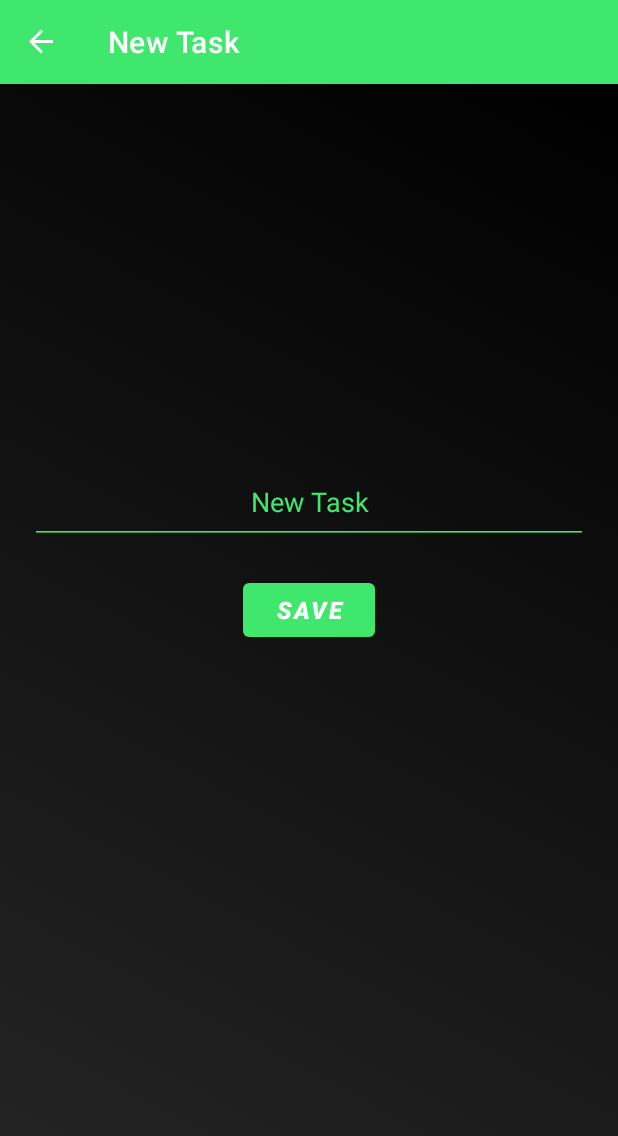
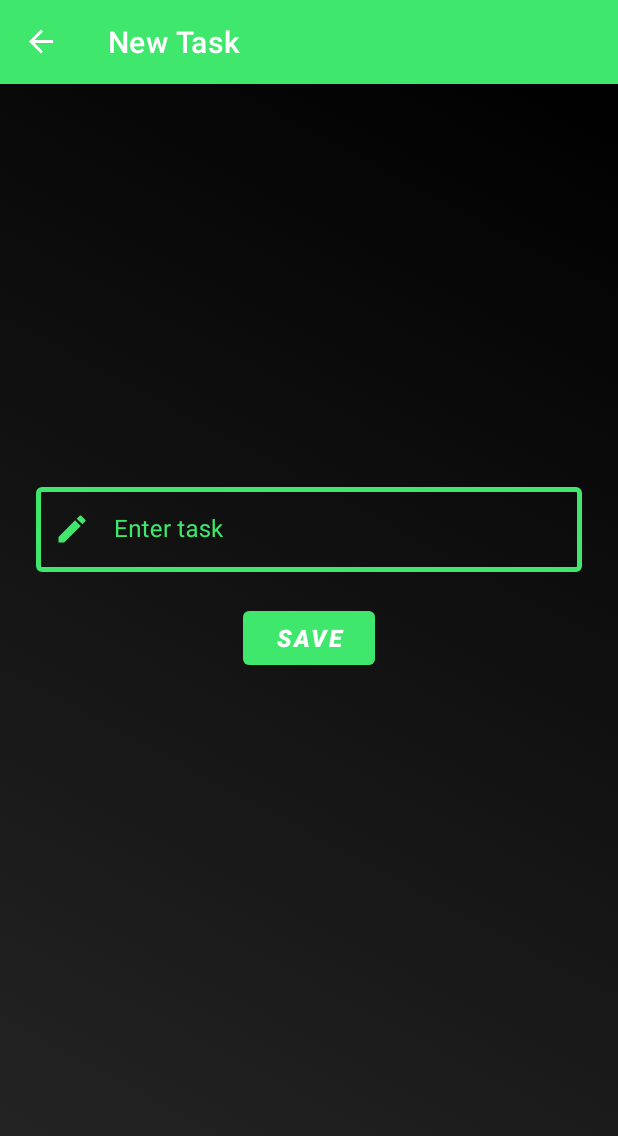
Before and after one commit to DEJA-1/Randoo, an Android app: the AddFragment screen opened through its navigation route, on a phone screen of 412 x 824 dp. Shown: the top 1136 px of the screen. Run offline under Robolectric (Android 15) with nearby library versions, the light colour scheme and no system bars; our stand-ins replace Room's generated code, navigation-ui.

Commit message:
Add new new-task layout

```diff
--- /dev/null
+++ b/app/src/main/res/color/text_input_layout_stroke_color.xml
@@ -0,0 +1,7 @@
+<?xml version="1.0" encoding="utf-8"?>
+<selector xmlns:android="http://schemas.android.com/apk/res/android">
+    <item android:color="?attr/colorPrimary" android:state_focused="true"/>
+    <item android:alpha="0.87" android:color="@color/green" android:state_hovered="true"/>
+    <item android:alpha="0.12" android:color="@color/green" android:state_enabled="false"/>
+    <item android:alpha="1" android:color="@color/green"/>
+</selector>
--- /dev/null
+++ b/app/src/main/res/drawable/ic_baseline_create_24.xml
@@ -0,0 +1,5 @@
+<vector android:height="24dp" android:tint="#3FE76C"
+    android:viewportHeight="24" android:viewportWidth="24"
+    android:width="24dp" xmlns:android="http://schemas.android.com/apk/res/android">
+    <path android:fillColor="@android:color/white" android:pathData="M3,17.25V21h3.75L17.81,9.94l-3.75,-3.75L3,17.25zM20.71,7.04c0.39,-0.39 0.39,-1.02 0,-1.41l-2.34,-2.34c-0.39,-0.39 -1.02,-0.39 -1.41,0l-1.83,1.83 3.75,3.75 1.83,-1.83z"/>
+</vector>
--- a/app/src/main/res/layout/fragment_add.xml
+++ b/app/src/main/res/layout/fragment_add.xml
@@ -5,27 +5,37 @@
     android:layout_height="match_parent"
     xmlns:tools="http://schemas.android.com/tools"
     android:background="@drawable/gradient_background"
+    android:padding="24dp"
     tools:context="fragments.AddFragment">
 
-    <EditText
-        android:id="@+id/new_task_text"
-        android:layout_marginTop="250dp"
-        android:padding="16dp"
+    <com.google.android.material.textfield.TextInputLayout
+        android:id="@+id/text_input_layout"
         android:layout_width="match_parent"
-        android:layout_marginStart="20dp"
-        android:layout_marginEnd="20dp"
         android:layout_height="wrap_content"
-        android:backgroundTint="@color/green"
-        android:textAppearance="@style/TextAppearance.AppCompat.Medium"
-        android:hint="@string/new_task_string"
-        android:textColor="@color/green"
+        android:layout_marginBottom="180dp"
+        android:hint="Enter task"
         android:textColorHint="@color/green"
-        android:gravity="center"
+        style="@style/Widget.MaterialComponents.TextInputLayout.OutlinedBox"
+        app:boxStrokeColor="@color/text_input_layout_stroke_color"
+        app:boxStrokeWidth="3dp"
+        app:startIconDrawable="@drawable/ic_baseline_create_24"
+        app:startIconTint="@color/green"
+        app:endIconMode="clear_text"
+        app:endIconTint="@color/red_400"
+        app:layout_constraintTop_toTopOf="parent"
         app:layout_constraintStart_toStartOf="parent"
         app:layout_constraintEnd_toEndOf="parent"
-        app:layout_constraintTop_toTopOf="parent"
-        android:autofillHints=""
-        android:inputType="text" />
+        app:layout_constraintBottom_toBottomOf="parent">
+
+        <com.google.android.material.textfield.TextInputEditText
+            android:id="@+id/new_task_text"
+            android:layout_width="match_parent"
+            android:layout_height="wrap_content"
+            android:textColor="@color/white">
+
+        </com.google.android.material.textfield.TextInputEditText>
+
+    </com.google.android.material.textfield.TextInputLayout>
 
     <Button
         android:id="@+id/new_task_button"
@@ -35,7 +45,7 @@
         android:textSize="16sp"
         android:text="@string/new_task_button_string"
         android:textStyle="bold|italic"
-        app:layout_constraintTop_toBottomOf="@id/new_task_text"
+        app:layout_constraintTop_toBottomOf="@id/text_input_layout"
         app:layout_constraintStart_toStartOf="parent"
         app:layout_constraintEnd_toEndOf="parent"/>
 
```
